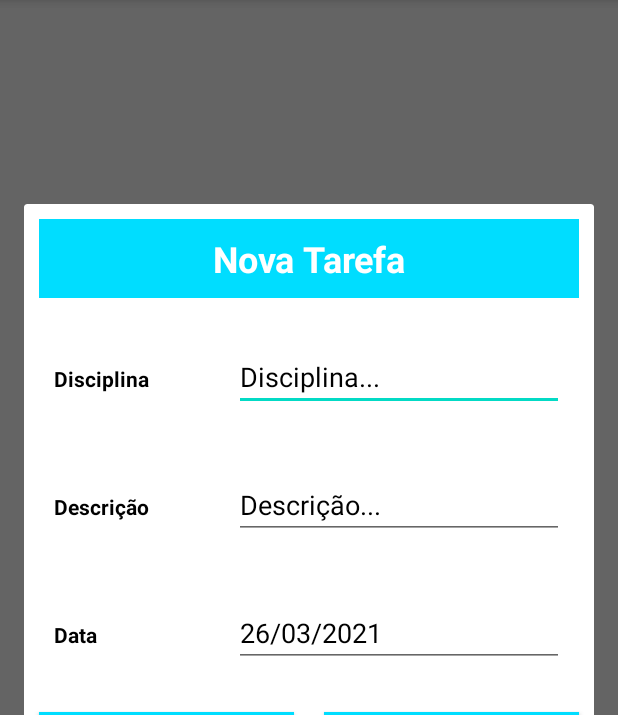
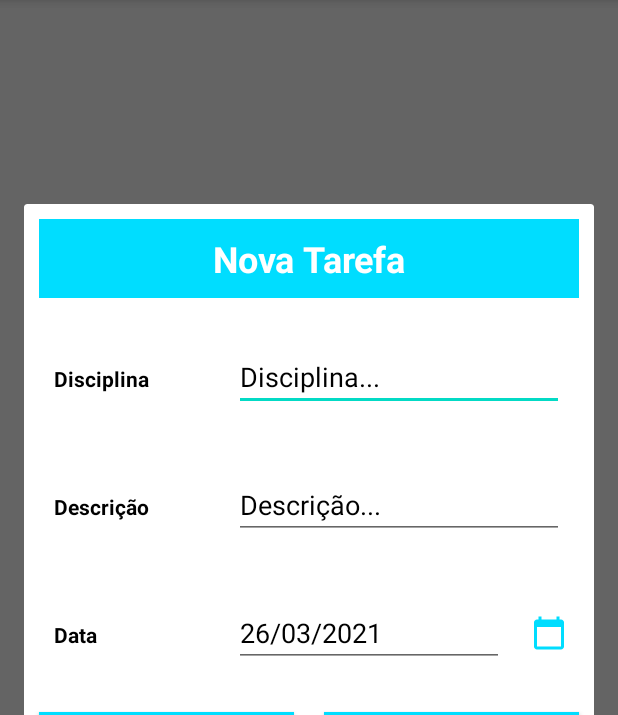
Before and after one commit to diogoguerra03/PAP, an Android app: the fragment TodoFragment placed in its activity, after a tap on an icon or button, on a phone screen of 412 x 824 dp, the part 84-799 px from its top. Run offline under Robolectric (Android 15) with nearby library versions, the phone set to English and light mode, and no system bars; our stand-ins replace Firebase (no records; nobody signed in at launch, a user with empty details on screens opened directly); libraries missing offline, so code that uses them is left out: com.ittianyu.bottomnavigationviewex; plain views replace BottomNavigationViewEx; 11 statements that could not run were skipped.

Commit message:
Alterações no Dialog do TodoFragment

```diff
--- a/app/src/main/java/com/example/booklet/fragment/TodoFragment.java
+++ b/app/src/main/java/com/example/booklet/fragment/TodoFragment.java
@@ -20,6 +20,7 @@ import android.widget.AdapterView;
 import android.widget.Button;
 import android.widget.DatePicker;
 import android.widget.EditText;
+import android.widget.ImageButton;
 import android.widget.TextView;
 import android.widget.Toast;
 
@@ -65,7 +66,7 @@ public class TodoFragment extends Fragment {
     private String descricaoPreenchida;
     private String dataPreenchida;
 
-    private EditText mDisplayDate;
+    private ImageButton btnCalendario;
     private DatePickerDialog.OnDateSetListener mDateSetListener;
 
     @Override
@@ -200,14 +201,22 @@ public class TodoFragment extends Fragment {
 
         final EditText campotarefa = myView.findViewById(R.id.tarefa);
         final EditText campodescricao = myView.findViewById(R.id.descricao);
-        mDisplayDate = myView.findViewById(R.id.editData);
+        final EditText campodata = myView.findViewById(R.id.editData);
         Button botaoguardar = myView.findViewById(R.id.btnGuardar);
         Button botaocancelar = myView.findViewById(R.id.btnCancelarTarefa);
+        btnCalendario = myView.findViewById(R.id.btnCalendario);
 
-        mDisplayDate.setText(DateCustom.dataAtual());
+        campodata.setText(DateCustom.dataAtual());
         dialog.show();
 
-        mDisplayDate.setOnClickListener(new View.OnClickListener() {
+       botaocancelar.setOnClickListener(new View.OnClickListener() {
+            @Override
+            public void onClick(View v) {
+                dialog.dismiss();
+            }
+        });
+
+        btnCalendario.setOnClickListener(new View.OnClickListener() {
             @Override
             public void onClick(View v) {
                 Calendar calendar = Calendar.getInstance();
@@ -225,19 +234,12 @@ public class TodoFragment extends Fragment {
 
                 mDateSetListener = new DatePickerDialog.OnDateSetListener() {
                     @Override
-                    public void onDateSet(DatePicker view, int year, int month, int dayOfMonth) {
+                    public void onDateSet(DatePicker view, int year, int month, int day) {
                         month = month + 1;
-                        String date = dayOfMonth + "/" + month + "/" + year;
-                        mDisplayDate.setText(date);
+                        String date = day + "/" + month + "/" + year;
+                        campodata.setText(date);
                     }
                 };
-            }
-        });
-
-        botaocancelar.setOnClickListener(new View.OnClickListener() {
-            @Override
-            public void onClick(View v) {
-                dialog.dismiss();
             }
         });
 
@@ -247,14 +249,14 @@ public class TodoFragment extends Fragment {
 
                 String textoTarefa = campotarefa.getText().toString();
                 String textoDescricao = campodescricao.getText().toString();
-                String textoData = mDisplayDate.getText().toString();
+                String textoData = campodata.getText().toString();
 
                 if (!textoTarefa.isEmpty()){
                     if (!textoDescricao.isEmpty()){
                         if (textoData.length() > 7){
 
                             tarefa = new Tarefa();
-                            String data = mDisplayDate.getText().toString();
+                            String data = campodata.getText().toString();
 
                             tarefa.setTarefa(campotarefa.getText().toString());
                             tarefa.setDescricao(campodescricao.getText().toString());
--- /dev/null
+++ b/app/src/main/res/drawable/ic_calendar_24.xml
@@ -0,0 +1,5 @@
+<vector android:height="24dp" android:tint="#00DDFF"
+    android:viewportHeight="24" android:viewportWidth="24"
+    android:width="24dp" xmlns:android="http://schemas.android.com/apk/res/android">
+    <path android:fillColor="@android:color/white" android:pathData="M20,3h-1L19,1h-2v2L7,3L7,1L5,1v2L4,3c-1.1,0 -2,0.9 -2,2v16c0,1.1 0.9,2 2,2h16c1.1,0 2,-0.9 2,-2L22,5c0,-1.1 -0.9,-2 -2,-2zM20,21L4,21L4,8h16v13z"/>
+</vector>
--- a/app/src/main/res/layout/input_file.xml
+++ b/app/src/main/res/layout/input_file.xml
@@ -110,7 +110,7 @@
         <RelativeLayout
             android:layout_width="0dp"
             android:layout_height="wrap_content"
-            android:layout_weight="2">
+            android:layout_weight="3">
             <TextView
                 android:layout_width="match_parent"
                 android:layout_height="wrap_content"
@@ -123,7 +123,7 @@
         <RelativeLayout
             android:layout_width="0dp"
             android:layout_height="wrap_content"
-            android:layout_weight="4">
+            android:layout_weight="5">
 
             <EditText
                 android:id="@+id/editData"
@@ -140,6 +140,21 @@
                 android:maxLength="10"
                 android:textColor="#000"
                 android:textColorHint="#000" />
+        </RelativeLayout>
+
+        <RelativeLayout
+            android:layout_width="0dp"
+            android:layout_height="wrap_content"
+            android:layout_weight="1"
+            android:layout_gravity="center">
+
+            <ImageButton
+                android:id="@+id/btnCalendario"
+                android:layout_width="match_parent"
+                android:layout_height="wrap_content"
+                android:background="@android:drawable/screen_background_light_transparent"
+                android:src="@drawable/ic_calendar_24" />
+
         </RelativeLayout>
 
     </LinearLayout>
@@ -186,6 +201,7 @@
                 android:textStyle="bold"/>
 
         </RelativeLayout>
+
     </LinearLayout>
 
 </LinearLayout>
```
